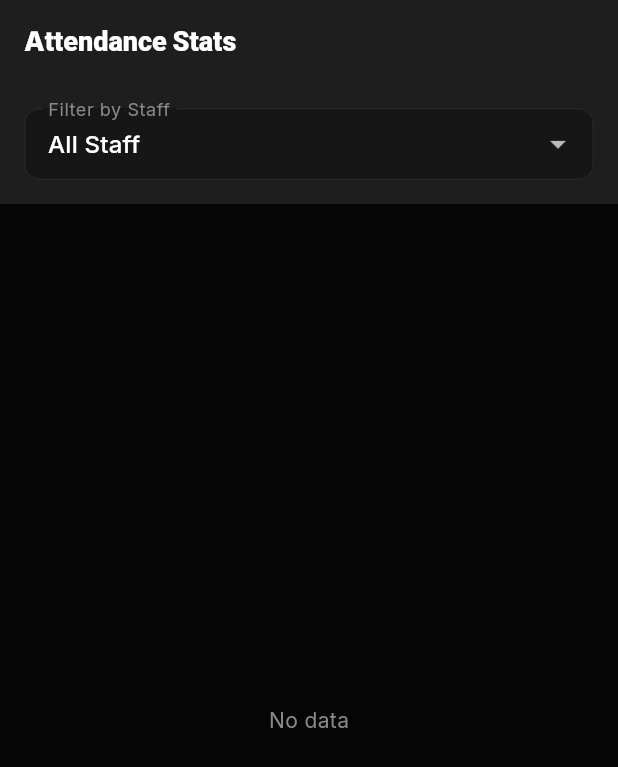
After one commit to falconilham/fitflow-admin-mobile, a Flutter app: the AttendanceStatisticsScreen screen opened by its route, on a phone screen of 412 x 824 dp. The commit adds this screen. Shown: the top 767 px of the screen. Run offline on Flutter 3.47's test engine with Material 3 defaults, Android fonts, the phone set to English and light mode, and no system bars; our stand-ins replace dio, fl_chart, flutter_colorpicker, flutter_dotenv, flutter_riverpod, flutter_secure_storage and 4 more; missing offline and left inert: mobile_scanner; accounts and stored records are empty.

Commit message:
feat: implement staff and PT attendance features

```diff
--- a/lib/core/router/app_router.dart
+++ b/lib/core/router/app_router.dart
@@ -35,6 +35,8 @@ import '../../features/classes/screens/add_edit_class_screen.dart';
 import '../../features/classes/screens/class_roster_screen.dart';
 import '../../features/announcements/screens/announcements_screen.dart';
 import '../../features/management/screens/equipment_screen.dart';
+import '../../features/attendance/screens/staff_schedule_screen.dart';
+import '../../features/attendance/screens/attendance_statistics_screen.dart';
 
 abstract class AppRoutes {
   static const splash = '/';
@@ -59,6 +61,8 @@ abstract class AppRoutes {
   static const activity = '/activity';
   static const reports = '/reports';
   static const equipment = '/equipment';
+  static const staffSchedules = '/staff-schedules';
+  static const attendanceStats = '/attendance-stats';
   static const leaderboard = '/leaderboard';
   static const gymSettings = '/settings/gym';
   // Group Classes
@@ -148,6 +152,8 @@ final appRouterProvider = Provider<GoRouter>((ref) {
           GoRoute(path: AppRoutes.activity,  builder: (_, __) => const ActivityScreen()),
           GoRoute(path: AppRoutes.reports,   builder: (_, __) => const ReportsScreen()),
           GoRoute(path: AppRoutes.equipment, builder: (_, __) => const EquipmentScreen()),
+          GoRoute(path: AppRoutes.staffSchedules, builder: (_, __) => const StaffSchedulesScreen()),
+          GoRoute(path: AppRoutes.attendanceStats, builder: (_, __) => const AttendanceStatisticsScreen()),
           GoRoute(path: AppRoutes.leaderboard, builder: (_, __) => const LeaderboardScreen()),
           GoRoute(path: AppRoutes.gymSettings, builder: (_, __) => const GymSettingsScreen()),
           GoRoute(path: AppRoutes.classes, builder: (_, __) => const ClassesScreen()),
--- a/lib/data/repositories/api_repository.dart
+++ b/lib/data/repositories/api_repository.dart
@@ -636,4 +636,37 @@ class ApiRepository {
   Future<void> deleteAnnouncement(int id) async {
     await _ref.read(dioProvider).delete('/admin/announcements/$id');
   }
+
+  // Staff Attendance
+  Future<List<StaffSchedule>> getStaffAttendanceSchedules(int gymId) async {
+    final res = await _ref.read(dioProvider).get('/attendance/schedule', queryParameters: {'gymId': gymId});
+    final data = res.data;
+    if (data is! List) return [];
+    return data.map((e) => StaffSchedule.fromJson(e as Map<String, dynamic>)).toList();
+  }
+
+  Future<void> createStaffSchedule(int gymId, Map<String, dynamic> data) async {
+    await _ref.read(dioProvider).post('/attendance/schedule', data: {...data, 'gymId': gymId});
+  }
+
+  Future<void> deleteStaffSchedule(int scheduleId) async {
+    await _ref.read(dioProvider).delete('/attendance/schedule/$scheduleId');
+  }
+
+  Future<AttendanceStats> getAttendanceStatistics(int gymId, {String? startDate, String? endDate, String? staffId}) async {
+    final res = await _ref.read(dioProvider).get('/attendance/statistics', queryParameters: {
+      'gymId': gymId,
+      if (startDate != null) 'startDate': startDate,
+      if (endDate != null) 'endDate': endDate,
+      if (staffId != null) 'staffId': staffId,
+    });
+    return AttendanceStats.fromJson(res.data as Map<String, dynamic>);
+  }
+
+  Future<List<StaffInfo>> getStaffMembers(int gymId) async {
+    final res = await _ref.read(dioProvider).get('/attendance/staff', queryParameters: {'gymId': gymId});
+    final data = res.data;
+    if (data is! List) return [];
+    return data.map((e) => StaffInfo.fromJson(e as Map<String, dynamic>)).toList();
+  }
 }
--- /dev/null
+++ b/lib/features/attendance/providers/attendance_providers.dart
@@ -0,0 +1,30 @@
+import 'package:flutter_riverpod/flutter_riverpod.dart';
+import '../../auth/providers/auth_provider.dart';
+import '../../../data/models/models.dart';
+import '../../../data/repositories/api_repository.dart';
+
+final staffListProvider = FutureProvider.autoDispose<List<StaffInfo>>((ref) async {
+  final gymId = ref.watch(authProvider).valueOrNull?.activeGymId;
+  if (gymId == null) return [];
+  return ref.read(apiRepositoryProvider).getStaffMembers(gymId);
+});
+
+final staffSchedulesProvider = FutureProvider.autoDispose<List<StaffSchedule>>((ref) async {
+  final gymId = ref.watch(authProvider).valueOrNull?.activeGymId;
+  if (gymId == null) return [];
+  return ref.read(apiRepositoryProvider).getStaffAttendanceSchedules(gymId);
+});
+
+final attendanceStatsFilterProvider = StateProvider.autoDispose<Map<String, dynamic>>((ref) => {});
+
+final attendanceStatsProvider = FutureProvider.autoDispose<AttendanceStats?>((ref) async {
+  final gymId = ref.watch(authProvider).valueOrNull?.activeGymId;
+  if (gymId == null) return null;
+  final filters = ref.watch(attendanceStatsFilterProvider);
+  return ref.read(apiRepositoryProvider).getAttendanceStatistics(
+    gymId,
+    startDate: filters['startDate'] as String?,
+    endDate: filters['endDate'] as String?,
+    staffId: filters['staffId'] as String?,
+  );
+});
--- /dev/null
+++ b/lib/features/attendance/screens/attendance_statistics_screen.dart
@@ -0,0 +1,216 @@
+import 'package:flutter/material.dart';
+import 'package:flutter_riverpod/flutter_riverpod.dart';
+import 'package:fl_chart/fl_chart.dart';
+import '../../../core/theme/app_theme.dart';
+import '../../../shared/utils/error_handler.dart';
+import '../providers/attendance_providers.dart';
+
+class AttendanceStatisticsScreen extends ConsumerWidget {
+  const AttendanceStatisticsScreen({super.key});
+
+  @override
+  Widget build(BuildContext context, WidgetRef ref) {
+    final statsAsync = ref.watch(attendanceStatsProvider);
+    final staffAsync = ref.watch(staffListProvider);
+    final filters = ref.watch(attendanceStatsFilterProvider);
+
+    return Scaffold(
+      appBar: AppBar(
+        title: const Text('Attendance Stats'),
+        backgroundColor: AppColors.surface,
+      ),
+      body: Column(
+        children: [
+          Container(
+            padding: const EdgeInsets.all(16),
+            color: AppColors.surface,
+            child: Row(
+              children: [
+                Expanded(
+                  child: staffAsync.when(
+                    data: (staff) {
+                      return DropdownButtonFormField<String?>(
+                        decoration: const InputDecoration(
+                          labelText: 'Filter by Staff',
+                          contentPadding: EdgeInsets.symmetric(horizontal: 12, vertical: 8),
+                        ),
+                        dropdownColor: AppColors.card,
+                        value: filters['staffId'] as String?,
+                        items: [
+                          const DropdownMenuItem(value: null, child: Text('All Staff', style: TextStyle(color: AppColors.textPrimary))),
+                          ...staff.map((s) => DropdownMenuItem(
+                                value: s.id,
+                                child: Text(s.name, style: const TextStyle(color: AppColors.textPrimary)),
+                              )),
+                        ],
+                        onChanged: (val) {
+                          ref.read(attendanceStatsFilterProvider.notifier).update((state) => {...state, 'staffId': val});
+                        },
+                      );
+                    },
+                    loading: () => const Center(child: CircularProgressIndicator()),
+                    error: (_, __) => const Text('Error loading staff'),
+                  ),
+                ),
+              ],
+            ),
+          ),
+          Expanded(
+            child: statsAsync.when(
+              loading: () => const Center(child: CircularProgressIndicator(color: AppColors.accent)),
+              error: (e, _) => Center(child: Text(ErrorHandler.parse(e), style: const TextStyle(color: AppColors.error))),
+              data: (stats) {
+                if (stats == null) return const Center(child: Text('No data'));
+
+                return RefreshIndicator(
+                  color: AppColors.accent,
+                  backgroundColor: AppColors.card,
+                  onRefresh: () async => ref.refresh(attendanceStatsProvider.future),
+                  child: ListView(
+                    padding: const EdgeInsets.all(16),
+                    children: [
+                      _buildSummaryCards(stats.totalCheckIns, stats.onTimeCount, stats.lateCount),
+                      const SizedBox(height: 24),
+                      if (stats.pieChartData.isNotEmpty) ...[
+                        const Text('Punctuality', style: TextStyle(fontSize: 18, fontWeight: FontWeight.bold, color: AppColors.textPrimary)),
+                        const SizedBox(height: 16),
+                        SizedBox(
+                          height: 200,
+                          child: PieChart(
+                            PieChartData(
+                              sectionsSpace: 2,
+                              centerSpaceRadius: 40,
+                              sections: stats.pieChartData.map((data) {
+                                final color = _parseColor(data.color);
+                                return PieChartSectionData(
+                                  color: color,
+                                  value: data.value.toDouble(),
+                                  title: '${data.name}\n${data.value}',
+                                  radius: 50,
+                                  titleStyle: const TextStyle(fontSize: 12, fontWeight: FontWeight.bold, color: Colors.white),
+                                );
+                              }).toList(),
+                            ),
+                          ),
+                        ),
+                      ],
+                      const SizedBox(height: 32),
+                      if (stats.lineChartData.isNotEmpty) ...[
+                        const Text('Daily Check-ins', style: TextStyle(fontSize: 18, fontWeight: FontWeight.bold, color: AppColors.textPrimary)),
+                        const SizedBox(height: 24),
+                        SizedBox(
+                          height: 220,
+                          child: LineChart(
+                            LineChartData(
+                              gridData: FlGridData(
+                                show: true,
+                                drawVerticalLine: false,
+                                getDrawingHorizontalLine: (value) => FlLine(color: AppColors.border, strokeWidth: 1),
+                              ),
+                              titlesData: FlTitlesData(
+                                rightTitles: const AxisTitles(sideTitles: SideTitles(showTitles: false)),
+                                topTitles: const AxisTitles(sideTitles: SideTitles(showTitles: false)),
+                                bottomTitles: AxisTitles(
+                                  sideTitles: SideTitles(
+                                    showTitles: true,
+                                    getTitlesWidget: (value, meta) {
+                                      final index = value.toInt();
+                                      if (index < 0 || index >= stats.lineChartData.length) return const SizedBox();
+                                      final dateStr = stats.lineChartData[index].date;
+                                      // Only show day (e.g. 26) or short string depending on length
+                                      final label = dateStr.length >= 10 ? dateStr.substring(5, 10) : dateStr;
+                                      return Padding(
+                                        padding: const EdgeInsets.only(top: 8.0),
+                                        child: Text(label, style: const TextStyle(color: AppColors.textMuted, fontSize: 10)),
+                                      );
+                                    },
+                                    reservedSize: 30,
+                                  ),
+                                ),
+                                leftTitles: AxisTitles(
+                                  sideTitles: SideTitles(
+                                    showTitles: true,
+                                    reservedSize: 30,
+                                    getTitlesWidget: (value, meta) {
+                                      return Text(value.toInt().toString(), style: const TextStyle(color: AppColors.textMuted, fontSize: 10));
+                                    },
+                                  ),
+                                ),
+                              ),
+                              borderData: FlBorderData(show: false),
+                              lineBarsData: [
+                                LineChartBarData(
+                                  spots: stats.lineChartData.asMap().entries.map((e) {
+                                    return FlSpot(e.key.toDouble(), e.value.checkIns.toDouble());
+                                  }).toList(),
+                                  isCurved: true,
+                                  color: AppColors.accent,
+                                  barWidth: 3,
+                                  isStrokeCapRound: true,
+                                  dotData: const FlDotData(show: true),
+                                  belowBarData: BarAreaData(
+                                    show: true,
+                                    color: AppColors.accent.withOpacity(0.2),
+                                  ),
+                                ),
+                              ],
+                            ),
+                          ),
+                        ),
+                      ],
+                    ],
+                  ),
+                );
+              },
+            ),
+          ),
+        ],
+      ),
+    );
+  }
+
+  Widget _buildSummaryCards(int total, int onTime, int late) {
+    return Row(
+      children: [
+        Expanded(child: _StatCard(title: 'Total', value: total.toString(), color: AppColors.accent)),
+        const SizedBox(width: 8),
+        Expanded(child: _StatCard(title: 'On Time', value: onTime.toString(), color: AppColors.success)),
+        const SizedBox(width: 8),
+        Expanded(child: _StatCard(title: 'Late', value: late.toString(), color: AppColors.error)),
+      ],
+    );
+  }
+
+  Color _parseColor(String hex) {
+    hex = hex.replaceAll('#', '');
+    if (hex.length == 6) hex = 'FF$hex';
+    return Color(int.parse(hex, radix: 16));
+  }
+}
+
+class _StatCard extends StatelessWidget {
+  final String title;
+  final String value;
+  final Color color;
+
+  const _StatCard({required this.title, required this.value, required this.color});
+
+  @override
+  Widget build(BuildContext context) {
+    return Container(
+      padding: const EdgeInsets.symmetric(vertical: 16, horizontal: 8),
+      decoration: BoxDecoration(
+        color: AppColors.card,
+        borderRadius: BorderRadius.circular(12),
+        border: Border.all(color: AppColors.border),
+      ),
+      child: Column(
+        children: [
+          Text(title, style: const TextStyle(color: AppColors.textMuted, fontSize: 12)),
+          const SizedBox(height: 8),
+          Text(value, style: TextStyle(color: color, fontSize: 24, fontWeight: FontWeight.bold)),
+        ],
+      ),
+    );
+  }
+}
--- a/pubspec.yaml
+++ b/pubspec.yaml
@@ -42,6 +42,7 @@ dependencies:
   flutter_colorpicker: ^1.1.0
   visibility_detector: ^0.4.0+2
   image_picker: ^1.2.2
+  fl_chart: ^1.2.0
 
 dev_dependencies:
   flutter_test:
```
Also changed, not shown: lib/data/models/models.dart (+106 -0 lines), lib/features/attendance/screens/staff_schedule_screen.dart (added, +254 -0 lines), lib/shared/widgets/app_drawer.dart (+17 -1 lines), pubspec.lock.
